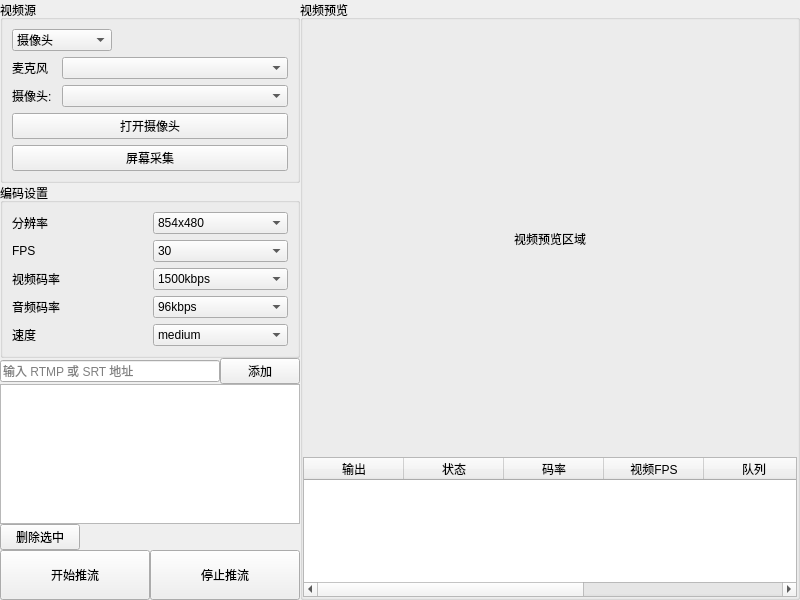
Before: the Qt Designer form mainwindow.ui in unilafdnm/MultiLive, drawn with Qt 5.
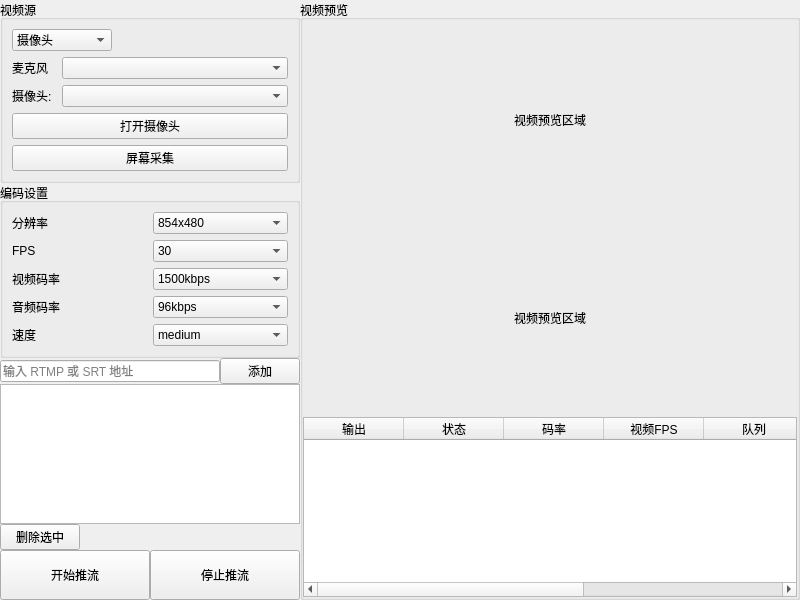
After: the same form once the commit is applied.

```diff
--- a/mainwindow.ui
+++ b/mainwindow.ui
@@ -509,7 +509,7 @@
       <property name="title">
        <string>视频预览</string>
       </property>
-      <layout class="QVBoxLayout" name="verticalLayout_4" stretch="4,1">
+      <layout class="QVBoxLayout" name="verticalLayout_4" stretch="0,0,1">
        <property name="spacing">
         <number>0</number>
        </property>
@@ -535,6 +535,16 @@
          </property>
         </widget>
        </item>
+       <item>
+        <widget class="QLabel" name="previewLabel1">
+         <property name="text">
+          <string>视频预览区域</string>
+         </property>
+         <property name="alignment">
+          <set>Qt::AlignCenter</set>
+         </property>
+        </widget>
+       </item>
        <item>
         <widget class="QTableWidget" name="statsTableWidget">
          <property name="minimumSize">
```
